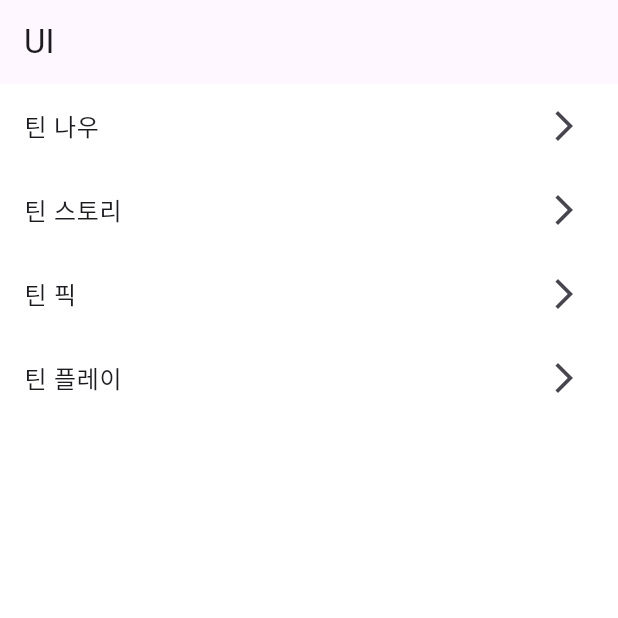
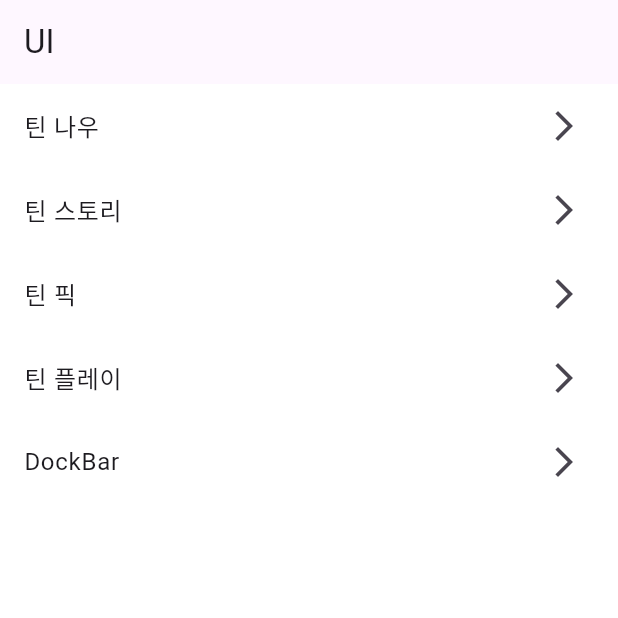
Before and after one commit to gyu-hyung/work, a Flutter app: the screen it shows after launch, on a phone screen of 412 x 824 dp, the top half of it. Run offline on Flutter 3.47's test engine with Material 3 defaults, Android fonts, the phone set to English and light mode, and no system bars; our stand-ins replace curved_navigation_bar, equatable, flutter_bloc, flutter_svg, go_router.

Commit message:
dock bar

```diff
--- a/lib/routes.dart
+++ b/lib/routes.dart
@@ -1,5 +1,6 @@
 import 'package:flutter/material.dart';
 import 'package:go_router/go_router.dart';
+import 'package:practice01/src/ui/pages/dockbar/dock_bar_page.dart';
 import 'package:practice01/src/ui/pages/teen_pick/teen_pick_page.dart';
 import 'package:practice01/src/ui/pages/home/home_page.dart';
 import 'package:practice01/src/ui/pages/teen_now/teen_now_page.dart';
@@ -38,5 +39,9 @@ List<RouteBase> routes(GlobalKey<NavigatorState> navigatorKey) {
       path: '/teen_play',
       builder: (context, state) => const TeenPlayPage(),
     ),
+    GoRoute(
+      path: '/dockbar',
+      builder: (context, state) => const DockBarPage(),
+    ),
   ];
 }
--- a/lib/src/ui/pages/home/home_page.dart
+++ b/lib/src/ui/pages/home/home_page.dart
@@ -11,6 +11,7 @@ class HomePage extends StatelessWidget {
       {'title': '틴 스토리', 'route': '/teen_story'},
       {'title': '틴 픽', 'route': '/teen_pick'},
       {'title': '틴 플레이', 'route': '/teen_play'},
+      {'title': 'DockBar', 'route': '/dockbar'},
     ];
 
     return Scaffold(
--- a/lib/src/ui/pages/teenplay/teen_play_page.dart
+++ b/lib/src/ui/pages/teenplay/teen_play_page.dart
@@ -113,7 +113,7 @@ class TeenPlayPageView extends StatelessWidget {
                         'TITEEN',
                         style: TextStyle(
                             fontSize: 12,
-                            color: Color(0xff2121214d),
+                            color: Color(0xff212121),
                             fontFamily: kDeBussyFont),
                       ),
                     ],
@@ -180,7 +180,7 @@ class TeenPlayPageView extends StatelessWidget {
                           style: TextStyle(
                               fontSize: 12,
                               fontFamily: kDeBussyFont,
-                              color: Color(0Xff2121214d),
+                              color: Color(0Xff212121),
                               fontWeight: FontWeight.w500),
                         ),
                         Expanded(
--- a/pubspec.yaml
+++ b/pubspec.yaml
@@ -24,6 +24,7 @@ dependencies:
   flutter_svg: ^2.0.10+1
   flutter_staggered_grid_view: ^0.7.0
   soft_edge_blur: ^0.1.3
+  curved_navigation_bar: ^1.0.6
 
   cupertino_icons: ^1.0.8
 
```
Also changed, not shown: lib/src/ui/pages/dockbar/dock_bar_page.dart (added, +42 -0 lines), pubspec.lock.
